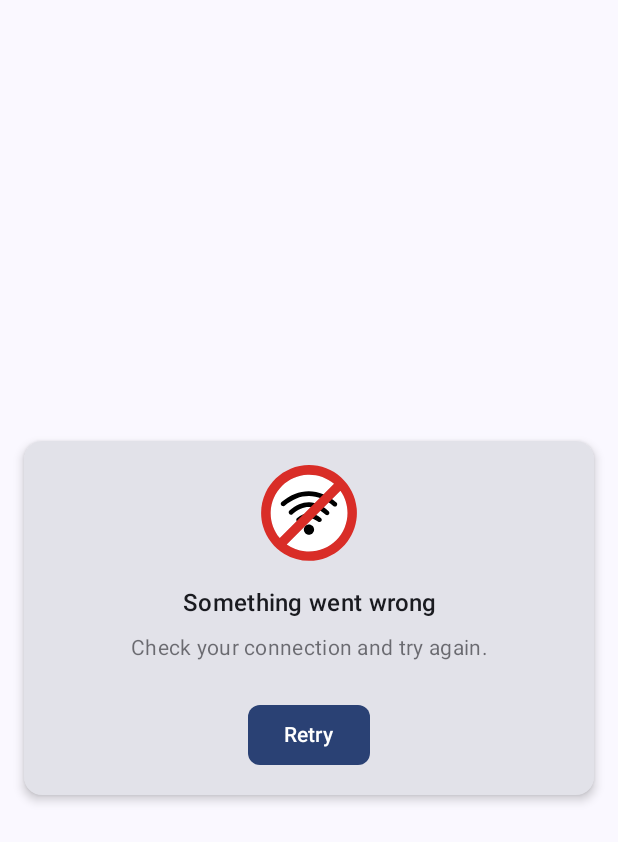
After one commit to Falon452/Trending-Projects, an Android app built with Jetpack Compose: the composable ErrorState shown on its own in the app's theme, on a phone screen of 412 x 824 dp. The commit adds this screen. Shown: the top 842 px of the screen. Run offline under Robolectric (Android 15) with nearby library versions, the phone set to English and light mode, and no system bars.

Commit message:
Pagination, shimmers, error state.

```diff
--- a/app/src/main/kotlin/com/falon/trendingprojects/MainActivity.kt
+++ b/app/src/main/kotlin/com/falon/trendingprojects/MainActivity.kt
@@ -27,7 +27,6 @@ class MainActivity : ComponentActivity() {
             AppTheme {
                 Scaffold(modifier = Modifier.fillMaxSize()) { innerPadding ->
                     FeedScreen(
-                        name = "Android",
                         modifier = Modifier.padding(innerPadding)
                     )
                 }
@@ -56,6 +55,6 @@ class MainActivity : ComponentActivity() {
 @Composable
 fun GreetingPreview() {
     AppTheme {
-        FeedScreen("Android")
+        FeedScreen()
     }
 }
--- a/feed/data/build.gradle.kts
+++ b/feed/data/build.gradle.kts
@@ -25,5 +25,7 @@ dependencies {
     implementation(libs.retrofit)
     implementation(libs.retrofit.gson)
     implementation(libs.hilt.android)
+    implementation(libs.androidx.paging.runtime)
+    implementation(libs.androidx.paging.compose)
     kapt(libs.hilt.compiler)
 }
--- a/feed/presentation/build.gradle.kts
+++ b/feed/presentation/build.gradle.kts
@@ -34,14 +34,17 @@ dependencies {
     implementation(project(":feed:domain"))
     implementation(project(":theme"))
     implementation(libs.androidx.core.ktx)
-    testImplementation(libs.junit)
     implementation(platform(libs.androidx.compose.bom))
     implementation(libs.androidx.ui)
     implementation(libs.androidx.ui.graphics)
     implementation(libs.androidx.ui.tooling.preview)
     implementation(libs.androidx.material3)
     implementation(libs.hilt.android)
+    implementation(libs.kotlinx.coroutines.core)
     kapt(libs.hilt.compiler)
     implementation(libs.hilt.navigation.compose)
+    implementation(libs.androidx.paging.runtime)
+    implementation(libs.androidx.paging.compose)
     debugImplementation(libs.androidx.ui.tooling.preview)
+    testImplementation(libs.junit)
 }
--- /dev/null
+++ b/feed/presentation/src/main/kotlin/com/falon/feed/presentation/ui/ErrorState.kt
@@ -0,0 +1,92 @@
+package com.falon.feed.presentation.ui
+
+import androidx.compose.foundation.Image
+import androidx.compose.foundation.layout.Arrangement
+import androidx.compose.foundation.layout.Box
+import androidx.compose.foundation.layout.Column
+import androidx.compose.foundation.layout.Spacer
+import androidx.compose.foundation.layout.fillMaxSize
+import androidx.compose.foundation.layout.fillMaxWidth
+import androidx.compose.foundation.layout.height
+import androidx.compose.foundation.layout.padding
+import androidx.compose.foundation.layout.size
+import androidx.compose.foundation.shape.RoundedCornerShape
+import androidx.compose.material3.Button
+import androidx.compose.material3.ButtonDefaults
+import androidx.compose.material3.Card
+import androidx.compose.material3.CardDefaults
+import androidx.compose.material3.MaterialTheme
+import androidx.compose.material3.Text
+import androidx.compose.runtime.Composable
+import androidx.compose.ui.Alignment
+import androidx.compose.ui.Modifier
+import androidx.compose.ui.res.painterResource
+import androidx.compose.ui.res.stringResource
+import androidx.compose.ui.text.style.TextAlign
+import androidx.compose.ui.unit.dp
+import com.falon.feed.presentation.R
+
+
+@Composable
+fun ErrorState(
+    modifier: Modifier = Modifier,
+    onRetry: () -> Unit
+) {
+    Box(
+        modifier = modifier.fillMaxSize(),
+        contentAlignment = Alignment.Center,
+    ) {
+        Card(
+            modifier = Modifier
+                .fillMaxWidth()
+                .padding(vertical = 32.dp, horizontal = 16.dp),
+            elevation = CardDefaults.cardElevation(defaultElevation = 4.dp),
+            shape = RoundedCornerShape(12.dp),
+        ) {
+            Column(
+                modifier = Modifier
+                    .fillMaxWidth()
+                    .padding(16.dp),
+                horizontalAlignment = Alignment.CenterHorizontally,
+                verticalArrangement = Arrangement.Center
+            ) {
+                Image(
+                    painter = painterResource(R.drawable.no_wifi_icon),
+                    contentDescription = stringResource(R.string.something_went_wrong),
+                    modifier = Modifier.size(64.dp)
+                )
+
+                Spacer(modifier = Modifier.height(16.dp))
+
+                Text(
+                    text = stringResource(R.string.something_went_wrong),
+                    style = MaterialTheme.typography.titleMedium,
+                    textAlign = TextAlign.Center,
+                    color = MaterialTheme.colorScheme.onSurface
+                )
+
+                Spacer(modifier = Modifier.height(8.dp))
+
+                Text(
+                    text = stringResource(R.string.try_again),
+                    style = MaterialTheme.typography.bodyMedium,
+                    textAlign = TextAlign.Center,
+                    color = MaterialTheme.colorScheme.onSurface.copy(alpha = 0.6f)
+                )
+
+                Spacer(modifier = Modifier.height(24.dp))
+
+                Button(
+                    onClick = onRetry,
+                    shape = RoundedCornerShape(8.dp),
+                    colors = ButtonDefaults.buttonColors(
+                        containerColor = MaterialTheme.colorScheme.primary,
+                        contentColor = MaterialTheme.colorScheme.onPrimary
+                    )
+                ) {
+                    Text(text = "Retry")
+                }
+            }
+        }
+    }
+}
--- /dev/null
+++ b/feed/presentation/src/main/res/drawable/no_wifi_icon.xml
@@ -0,0 +1,19 @@
+<vector xmlns:android="http://schemas.android.com/apk/res/android"
+    android:height="150dp"
+    android:viewportHeight="122.88"
+    android:viewportWidth="122.88"
+    android:width="150dp">
+
+    <path
+        android:fillColor="#fff"
+        android:pathData="M101.68,32.93 L32.92,101.68a49.29,49.29 0,0 0,77.83 -40.24h0A49.34,49.34 0,0 0,108 45.15a48.85,48.85 0,0 0,-6.32 -12.22ZM24,93.5 L93.49,24A49.31,49.31 0,0 0,24 93.5Z" />
+
+    <path
+        android:fillColor="#FF000000"
+        android:pathData="M30.29,52A3,3 0,0 1,26 51.63v0a3,3 0,0 1,0.34 -4.24h0A59.27,59.27 0,0 1,43.27 37a48,48 0,0 1,36.4 0.31A61,61 0,0 1,96.46 47.9a1.29,1.29 0,0 1,0.17 0.16,3 3,0 0,1 0.27,4.07 1.54,1.54 0,0 1,-0.17 0.19,3 3,0 0,1 -4.16,0.19A55.23,55.23 0,0 0,77.47 43a41.86,41.86 0,0 0,-32.08 -0.27A53.38,53.38 0,0 0,30.29 52ZM61.44,76.09A6.59,6.59 0,1 1,56.77 78h0a6.62,6.62 0,0 1,4.67 -1.93ZM50.05,72.5a3,3 0,0 1,-4.16 -0.35,1.37 1.37,0 0,1 -0.16,-0.18 3,3 0,0 1,0.43 -4.07l0.17,-0.14a27.64,27.64 0,0 1,7.33 -4.33,21.68 21.68,0 0,1 7.84,-1.52 21.35,21.35 0,0 1,7.8 1.47,27.12 27.12,0 0,1 7.34,4.36A3,3 0,0 1,77.08 72h0a3,3 0,0 1,-2 1.1,3.06 3.06,0 0,1 -2.21,-0.66h0a21.27,21.27 0,0 0,-5.62 -3.37,15.12 15.12,0 0,0 -11.47,0 22,22 0,0 0,-5.7 3.41ZM40.49,62.79 L40.34,62.92a3.06,3.06 0,0 1,-2.08 0.67,3 3,0 0,1 -2,-1 1,1 0,0 1,-0.14 -0.15,3 3,0 0,1 0.34,-4.16 45.78,45.78 0,0 1,12.36 -8,30.76 30.76,0 0,1 25.6,0.42 45.74,45.74 0,0 1,12.11 8.41l0.08,0.07a3.09,3.09 0,0 1,0.87 2,3 3,0 0,1 -0.82,2.15l-0.07,0.08a3,3 0,0 1,-2 0.87,3 3,0 0,1 -2.15,-0.81A40.13,40.13 0,0 0,72 56.28a24.75,24.75 0,0 0,-21 -0.35,39.68 39.68,0 0,0 -10.5,6.86Z" />
+
+    <path
+        android:fillColor="#d92d27"
+        android:pathData="M61.44,0A61.31,61.31 0,1 1,38 4.66,61.29 61.29,0 0,1 61.44,0ZM101.68,32.93L32.93,101.68A49.44,49.44 0,0 0,80.31 107,49.53 49.53,0 0,0 107,80.3a49,49 0,0 0,3.73 -18.86h0a48.93,48.93 0,0 0,-9.08 -28.51ZM24,93.5 L93.5,24A49.32,49.32 0,0 0,24 93.5Z" />
+
+</vector>
--- /dev/null
+++ b/feed/presentation/src/main/res/values/strings.xml
@@ -0,0 +1,5 @@
+<?xml version="1.0" encoding="utf-8"?>
+<resources>
+    <string name="something_went_wrong">Something went wrong</string>
+    <string name="try_again">Check your connection and try again.</string>
+</resources>
--- a/gradle/libs.versions.toml
+++ b/gradle/libs.versions.toml
@@ -19,6 +19,7 @@ okhttp = "5.0.0-alpha.3"
 hiltNavigationCompose = "1.2.0"
 coroutines = "1.9.0-RC.2"
 javaxInject = "1"
+paging = "3.3.6"
 
 [libraries]
 androidx-core-ktx = { group = "androidx.core", name = "core-ktx", version.ref = "coreKtx" }
@@ -33,6 +34,8 @@ androidx-ui-tooling = { group = "androidx.compose.ui", name = "ui-tooling" }
 androidx-ui-tooling-preview = { group = "androidx.compose.ui", name = "ui-tooling-preview" }
 androidx-material3 = { group = "androidx.compose.material3", name = "material3" }
 androidx-google-fonts = { group = "androidx.compose.ui", name = "ui-text-google-fonts", version.ref = "composeUiTextGoogleFonts" }
+androidx-paging-runtime = { group = "androidx.paging", name = "paging-runtime", version.ref = "paging" }
+androidx-paging-compose = { group = "androidx.paging", name = "paging-compose", version.ref = "paging" }
 hilt-android = { group = "com.google.dagger", name = "hilt-android", version.ref = "hilt" }
 hilt-compiler = { group = "com.google.dagger", name = "hilt-compiler", version.ref = "hilt" }
 hilt-navigation-compose = { group = "androidx.hilt", name = "hilt-navigation-compose", version.ref = "hiltNavigationCompose" }
```
Also changed, not shown: feed/data/src/main/java/com/falon/feed/data/datasource/TrendingProjectsPagingSource.kt (added, +46 -0 lines), feed/data/src/main/java/com/falon/feed/data/mapper/TrendingProjectMapper.kt (added, +14 -0 lines), feed/data/src/main/java/com/falon/feed/data/repository/TrendingProjectRepositoryImpl.kt (+26 -22 lines), feed/domain/build.gradle.kts (+14 -3 lines), feed/domain/src/main/kotlin/com/falon/feed/domain/contract/TrendingProjectsRepository.kt (+7 -1 lines), feed/domain/src/main/kotlin/com/falon/feed/domain/usecase/ObserveTrendingProjectsUseCase.kt (+17 -2 lines), feed/presentation/src/main/kotlin/com/falon/feed/presentation/ui/FeedScreen.kt (+55 -6 lines), feed/presentation/src/main/kotlin/com/falon/feed/presentation/ui/Shimmer.kt (added, +69 -0 lines), feed/presentation/src/main/kotlin/com/falon/feed/presentation/viewmodel/FeedViewModel.kt (+15 -3 lines).
